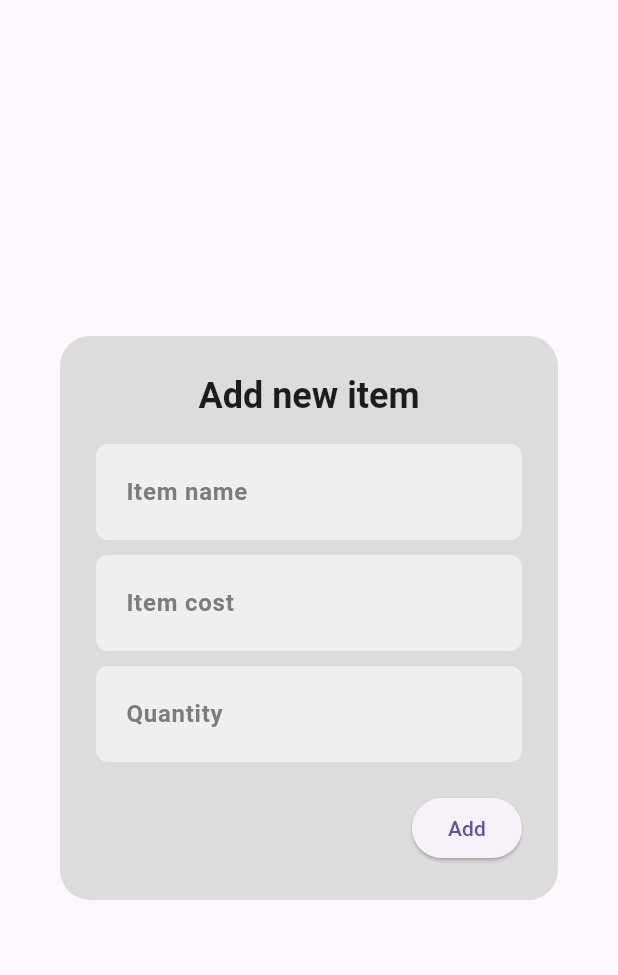
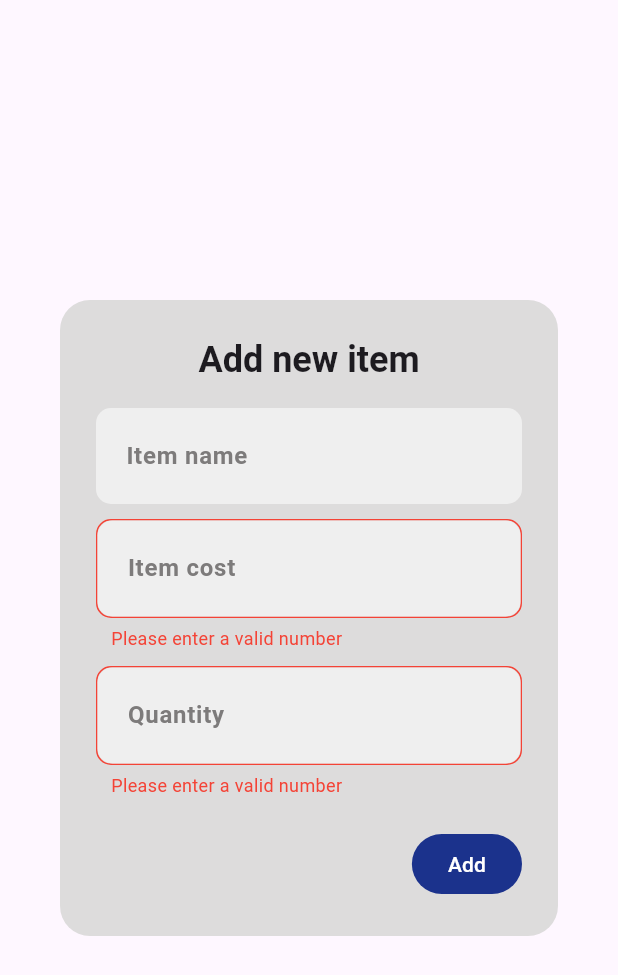
Before and after one commit to sacrilegioushero220/Quick-Bill-App, a Flutter app: the AddNewItemDialog widget shown alone on an empty page, opened directly, after a tap on "Add", on a phone screen of 412 x 824 dp. Shown: the top 975 px of the screen. Run offline on Flutter 3.47's test engine with Material 3 defaults, Android fonts, the phone set to English and light mode, and no system bars; our stand-ins replace flutter_bloc, flutter_svg, google_fonts, shared_preferences; missing offline and left inert: syncfusion_flutter_signaturepad; accounts and stored records are empty.

Commit message:
error validation in add ietem alert dialog and manaaged the state of items

```diff
--- a/lib/Screens/new_invoice_screen.dart
+++ b/lib/Screens/new_invoice_screen.dart
@@ -8,7 +8,6 @@ import 'package:quick_bill/constants/string_constants.dart';
 import 'package:quick_bill/controllers/business_controllers.dart';
 import 'package:quick_bill/controllers/customer_controllers.dart';
 import 'package:quick_bill/cubits/invoice_cubit/invoice_cubit.dart';
-import 'package:quick_bill/cubits/items_cubit/items_cubit.dart';
 import 'package:quick_bill/cubits/storage_cubit/storage_cubit.dart';
 import 'package:quick_bill/model/models.dart';
 import 'package:quick_bill/widgets/custom_widgets.dart';
--- a/lib/cubits/storage_cubit/storage_state.dart
+++ b/lib/cubits/storage_cubit/storage_state.dart
@@ -21,6 +21,20 @@ final class CustomerDetailsSaved extends StorageState {
   CustomerDetailsSaved({required this.details});
 }
 
+final class ItemAdded extends StorageState {
+  final List<Item> item;
+
+  ItemAdded({required this.item});
+}
+
+final class ItemLoaded extends StorageState {
+  final List<Item> item;
+
+  ItemLoaded({required this.item});
+}
+
+final class ItemCleared extends StorageState {}
+
 final class StorageLoaded extends StorageState {}
 
 final class StorageEmpty extends StorageState {}
--- a/lib/main.dart
+++ b/lib/main.dart
@@ -3,7 +3,6 @@ import 'package:flutter_bloc/flutter_bloc.dart';
 import 'package:quick_bill/Cubits/invoice_cubit/invoice_cubit.dart';
 import 'package:quick_bill/Screens/splash_screen.dart';
 import 'package:quick_bill/cubits/bloc_observer.dart';
-import 'package:quick_bill/cubits/items_cubit/items_cubit.dart';
 import 'package:quick_bill/cubits/storage_cubit/storage_cubit.dart';
 
 void main() {
@@ -12,9 +11,6 @@ void main() {
     providers: [
       BlocProvider(
         create: (context) => InvoiceCubit(),
-      ),
-      BlocProvider(
-        create: (context) => ItemCubit(),
       ),
       BlocProvider(
         create: (context) => StorageCubit(),
--- a/lib/model/item_model.dart
+++ b/lib/model/item_model.dart
@@ -13,7 +13,7 @@ class Item {
         name,
         "$qty",
         "₨ ${price.toStringAsFixed(1)}",
-        ((price * qty).toStringAsFixed(1))
+        (price * qty).toStringAsFixed(1),
       ];
 
   // JSON serialization
@@ -33,4 +33,10 @@ class Item {
       price: json['price'],
     );
   }
+
+  // Override toString
+  @override
+  String toString() {
+    return 'Item(name: $name, qty: $qty, price: ₨ ${price.toStringAsFixed(1)}, total: ₨ ${(price * qty).toStringAsFixed(1)})';
+  }
 }
--- a/lib/widgets/add_new_item_dialog.dart
+++ b/lib/widgets/add_new_item_dialog.dart
@@ -1,14 +1,24 @@
 import 'package:flutter/material.dart';
+import 'package:flutter_bloc/flutter_bloc.dart';
+import 'package:quick_bill/cubits/storage_cubit/storage_cubit.dart';
 import 'package:quick_bill/widgets/custom_widgets.dart';
+import 'package:quick_bill/widgets/validated_text_field.dart';
 
 import '../model/models.dart';
 
-class AddNewItemDialog extends StatelessWidget {
-  AddNewItemDialog({super.key});
+class AddNewItemDialog extends StatefulWidget {
+  const AddNewItemDialog({super.key});
 
+  @override
+  _AddNewItemDialogState createState() => _AddNewItemDialogState();
+}
+
+class _AddNewItemDialogState extends State<AddNewItemDialog> {
   final TextEditingController nameController = TextEditingController();
   final TextEditingController priceController = TextEditingController();
   final TextEditingController qtyController = TextEditingController();
+  bool _isPriceValid = true;
+  bool _isQtyValid = true;
 
   @override
   Widget build(BuildContext context) {
@@ -34,36 +44,47 @@ class AddNewItemDialog extends StatelessWidget {
               hintText: 'Item name',
             ),
             const SizedBox(height: 10.0),
-            CustomTextField(
+            ValidatedTextField(
               controller: priceController,
               hintText: 'Item cost',
               keyboardType: TextInputType.number,
+              isValid: _isPriceValid,
+              errorMessage: 'Please enter a valid number',
             ),
             const SizedBox(height: 10.0),
-            CustomTextField(
+            ValidatedTextField(
               controller: qtyController,
-              hintText: "Quantity",
+              hintText: 'Quantity',
               keyboardType: TextInputType.number,
+              isValid: _isQtyValid,
+              errorMessage: 'Please enter a valid number',
             ),
             const SizedBox(height: 20.0),
             Align(
               alignment: Alignment.bottomRight,
-              child: ElevatedButton(
+              child: CustomFilledButton(
+                title: "Add",
                 onPressed: () {
+                  setState(() {
+                    _isPriceValid =
+                        double.tryParse(priceController.text) != null;
+                    _isQtyValid = int.tryParse(qtyController.text) != null;
+                  });
+
                   if (nameController.text.isNotEmpty &&
-                      priceController.text.isNotEmpty &&
-                      qtyController.text.isNotEmpty) {
+                      _isPriceValid &&
+                      _isQtyValid) {
                     final newItem = Item(
                       name: nameController.text,
                       qty: int.parse(qtyController.text),
                       price: double.parse(priceController.text),
                     );
-                    Navigator.of(context).pop(newItem);
-                  } else {
-                    // Show an error message or handle invalid input
+
+                    context.read<StorageCubit>().addItem(newItem);
+
+                    Navigator.of(context).pop();
                   }
                 },
-                child: const Text("Add"),
               ),
             ),
           ],
@@ -78,7 +99,7 @@ Future<Item?> showAddNewItemDialog(BuildContext context) {
   return showDialog<Item?>(
     context: context,
     builder: (BuildContext context) {
-      return AddNewItemDialog();
+      return const AddNewItemDialog();
     },
   );
 }
--- a/lib/widgets/custom_app_bar.dart
+++ b/lib/widgets/custom_app_bar.dart
@@ -1,12 +1,15 @@
 import 'package:flutter/material.dart';
+import 'package:flutter_bloc/flutter_bloc.dart';
 import 'package:flutter_svg/flutter_svg.dart';
 import 'package:google_fonts/google_fonts.dart';
 import 'package:quick_bill/constants/string_constants.dart';
+import 'package:quick_bill/cubits/storage_cubit/storage_cubit.dart';
 
 PreferredSizeWidget customAppBar(
   String title,
   BuildContext context, {
   bool isHome = true,
+  bool clearItemList = false,
 }) {
   return AppBar(
     flexibleSpace: Container(
@@ -21,6 +24,9 @@ PreferredSizeWidget customAppBar(
           ? SvgPicture.asset(squareLogo)
           : IconButton(
               onPressed: () {
+                clearItemList
+                    ? BlocProvider.of<StorageCubit>(context).clearItemList()
+                    : const SizedBox();
                 Navigator.pop(context);
               },
               icon: Image.asset(rightArrow),
--- a/lib/widgets/custom_text_field.dart
+++ b/lib/widgets/custom_text_field.dart
@@ -23,7 +23,7 @@ class CustomTextField extends StatelessWidget {
         fillColor: const Color(0xFFEFEFEF), // Light gray background
         contentPadding: const EdgeInsets.only(top: 20, left: 16, bottom: 20),
         border: OutlineInputBorder(
-          borderRadius: BorderRadius.circular(8), // More rounded corners
+          borderRadius: BorderRadius.circular(10), // More rounded corners
           borderSide: BorderSide.none, // No border to match the design
         ),
         hintText: hintText,
--- /dev/null
+++ b/lib/widgets/validated_text_field.dart
@@ -0,0 +1,53 @@
+import 'package:flutter/material.dart';
+import 'custom_text_field.dart'; // Import the original CustomTextField
+
+class ValidatedTextField extends StatelessWidget {
+  final TextEditingController controller;
+  final String hintText;
+  final TextInputType? keyboardType;
+  final bool isValid;
+  final String? errorMessage;
+
+  const ValidatedTextField({
+    super.key,
+    required this.controller,
+    required this.hintText,
+    this.keyboardType,
+    required this.isValid,
+    this.errorMessage,
+  });
+
+  @override
+  Widget build(BuildContext context) {
+    return Column(
+      crossAxisAlignment: CrossAxisAlignment.start,
+      children: [
+        Container(
+          decoration: BoxDecoration(
+            border: Border.all(
+              color: isValid ? Colors.grey : Colors.red,
+              width: 1.0,
+            ),
+            borderRadius: BorderRadius.circular(10.0),
+          ),
+          child: CustomTextField(
+            controller: controller,
+            hintText: hintText,
+            keyboardType: keyboardType,
+          ),
+        ),
+        if (!isValid && errorMessage != null)
+          Padding(
+            padding: const EdgeInsets.only(top: 5.0, left: 10.0),
+            child: Text(
+              errorMessage!,
+              style: const TextStyle(
+                color: Colors.red,
+                fontSize: 12.0,
+              ),
+            ),
+          ),
+      ],
+    );
+  }
+}
```
Also changed, not shown: lib/Screens/add_item_screen.dart (+61 -14 lines), lib/cubits/items_cubit/items_cubit.dart (deleted, +0 -20 lines), lib/cubits/items_cubit/items_state.dart (deleted, +0 -14 lines), lib/cubits/storage_cubit/storage_cubit.dart (+36 -1 lines).
